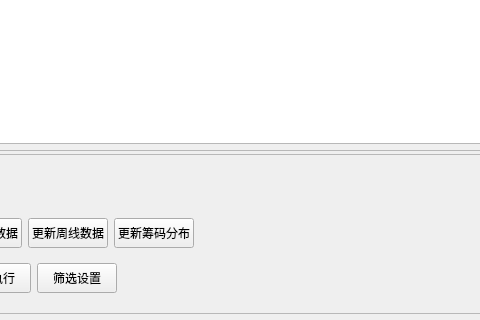
First picture: the form in gui/qt_widgets/main/MainWidget.ui, repository Daydreamer-AI/MPolicy, before the edit; both pictures show x 714 to 1194 and y 448 to 768 of the 1366 by 768 pixel window.
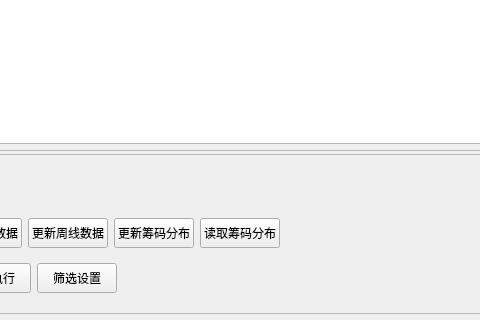
Second picture: the form after the edit.

Commit message: 筹码分布接口优化

What changed in the file:
```diff
--- a/gui/qt_widgets/main/MainWidget.ui
+++ b/gui/qt_widgets/main/MainWidget.ui
@@ -364,6 +364,25 @@
           </property>
          </widget>
         </item>
+        <item>
+         <widget class="QPushButton" name="btn_get_chip_distribution_data_eastmoney">
+          <property name="minimumSize">
+           <size>
+            <width>0</width>
+            <height>30</height>
+           </size>
+          </property>
+          <property name="maximumSize">
+           <size>
+            <width>16777215</width>
+            <height>30</height>
+           </size>
+          </property>
+          <property name="text">
+           <string>读取筹码分布</string>
+          </property>
+         </widget>
+        </item>
         <item>
          <spacer name="horizontalSpacer_3">
           <property name="orientation">
```
The commit also changes 6 other files.
